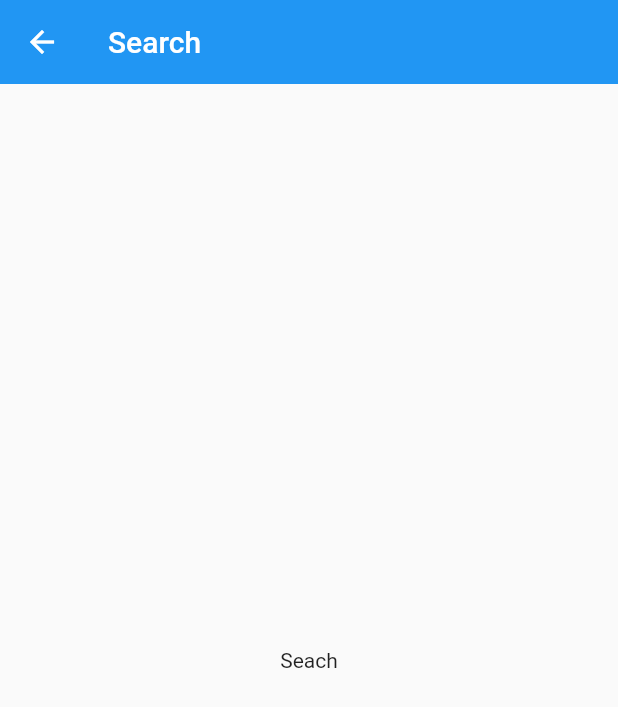
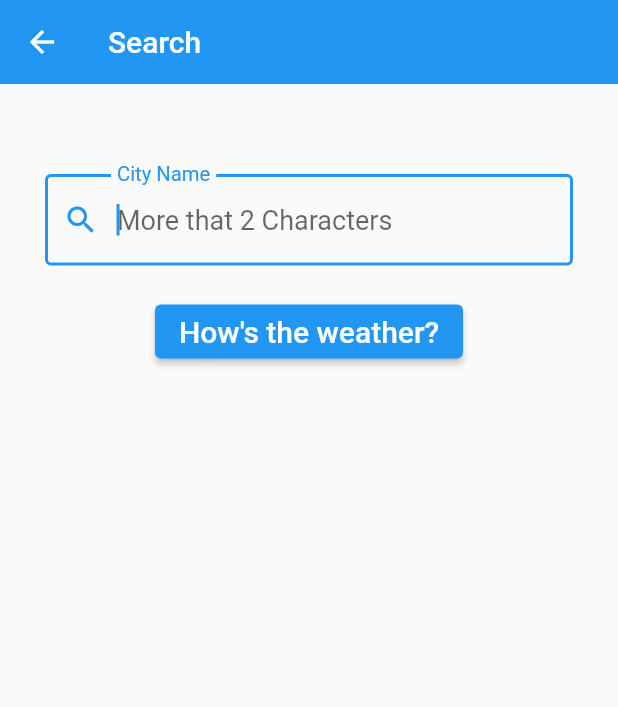
Before and after one commit to Deepak-coder80/weather-app-state-management, a Flutter app: the SearchPage screen opened directly, on a phone screen of 412 x 824 dp. Shown: the top 707 px of the screen. Run offline on Flutter 3.47's test engine with Material 2 defaults, Android fonts, the phone set to English and light mode, and no system bars; our stand-ins replace bloc, equatable, flutter_bloc, flutter_dotenv; network calls fail.

Commit message:
search form

```diff
--- a/lib/cubits/weather/weather_cubit.dart
+++ b/lib/cubits/weather/weather_cubit.dart
@@ -1,3 +1,5 @@
+// ignore_for_file: depend_on_referenced_packages
+
 import 'dart:developer';
 
 import 'package:bloc/bloc.dart';
--- a/lib/pages/search_page.dart
+++ b/lib/pages/search_page.dart
@@ -8,6 +8,21 @@ class SearchPage extends StatefulWidget {
 }
 
 class _SearchPageState extends State<SearchPage> {
+  final _formKey = GlobalKey<FormState>();
+  String? _city;
+  AutovalidateMode autovalidateMode = AutovalidateMode.disabled;
+
+  void _submit() {
+    setState(() {
+      autovalidateMode = AutovalidateMode.always;
+    });
+    final form = _formKey.currentState;
+    if (form != null && form.validate()) {
+      form.save();
+      Navigator.pop(context, _city!.trim());
+    }
+  }
+
   @override
   Widget build(BuildContext context) {
     return Scaffold(
@@ -15,8 +30,50 @@ class _SearchPageState extends State<SearchPage> {
         title: const Text('Search'),
         elevation: 0,
       ),
-      body: const Center(
-        child: Text('Seach'),
+      body: Form(
+        key: _formKey,
+        autovalidateMode: autovalidateMode,
+        child: Column(
+          children: [
+            const SizedBox(
+              height: 60.0,
+            ),
+            Padding(
+              padding: const EdgeInsets.symmetric(
+                horizontal: 30,
+              ),
+              child: TextFormField(
+                autofocus: true,
+                style: const TextStyle(fontSize: 18),
+                decoration: const InputDecoration(
+                    labelText: 'City Name',
+                    hintText: 'More that 2 Characters',
+                    prefixIcon: Icon(Icons.search),
+                    border: OutlineInputBorder()),
+                validator: (String? input) {
+                  if (input == null || input.trim().length < 2) {
+                    return 'City name atleast 2 characters long';
+                  }
+                  return null;
+                },
+                onSaved: (String? input) {
+                  _city = input;
+                },
+              ),
+            ),
+            const SizedBox(
+              height: 20.0,
+            ),
+            ElevatedButton(
+                onPressed: _submit,
+                child: const Text(
+                  'How\'s the weather?',
+                  style: TextStyle(
+                    fontSize: 20.0,
+                  ),
+                ))
+          ],
+        ),
       ),
     );
   }
```
Also changed, not shown: lib/pages/home_page.dart (+28 -3 lines).
